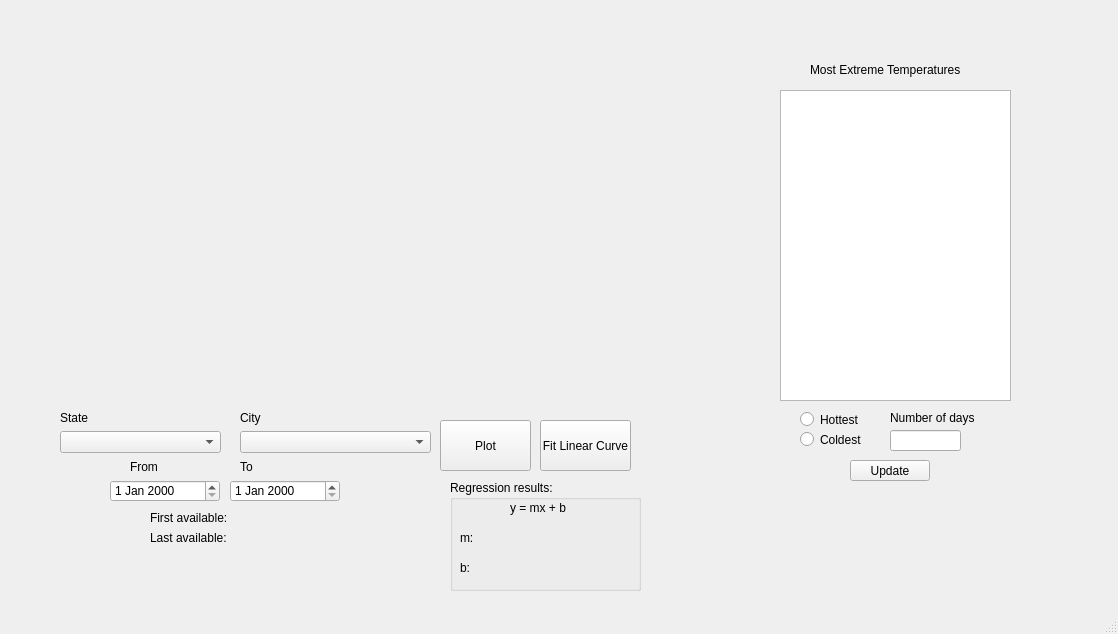
The window that mainwindow.ui (mqmcgaha/COP3530-Project-3-Group-6) describes before a commit, drawn with Qt 5.
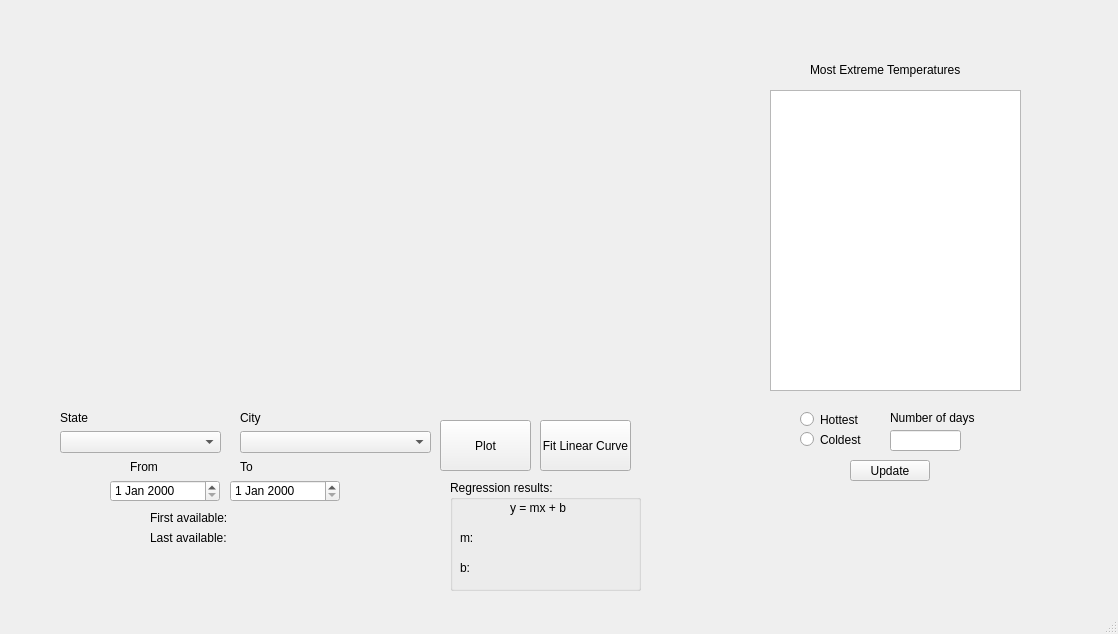
The same window after the commit. Custom widgets are drawn as their Qt base class.

```diff
--- a/mainwindow.ui
+++ b/mainwindow.ui
@@ -218,16 +218,6 @@
      </property>
     </widget>
    </widget>
-   <widget class="QListView" name="listExtremes">
-    <property name="geometry">
-     <rect>
-      <x>780</x>
-      <y>90</y>
-      <width>231</width>
-      <height>311</height>
-     </rect>
-    </property>
-   </widget>
    <widget class="QLabel" name="labelExtremes">
     <property name="geometry">
      <rect>
@@ -303,6 +293,16 @@
      <string>Update</string>
     </property>
    </widget>
+   <widget class="QListWidget" name="listExtremes">
+    <property name="geometry">
+     <rect>
+      <x>770</x>
+      <y>90</y>
+      <width>251</width>
+      <height>301</height>
+     </rect>
+    </property>
+   </widget>
   </widget>
   <widget class="QMenuBar" name="menubar">
    <property name="geometry">
```
